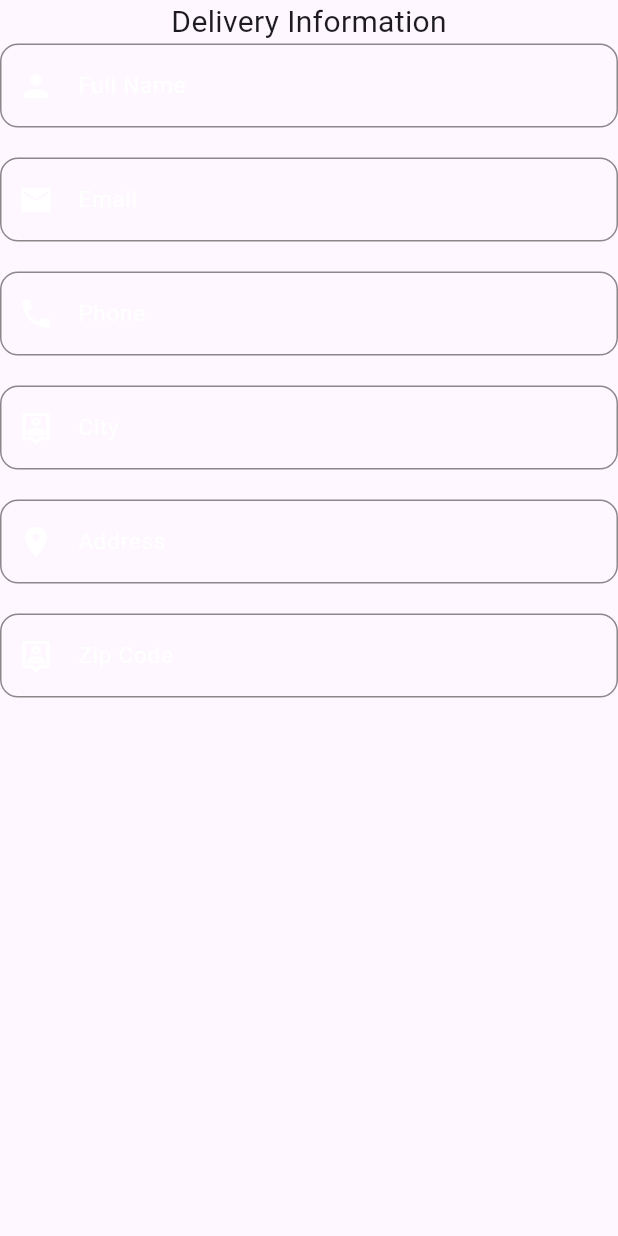
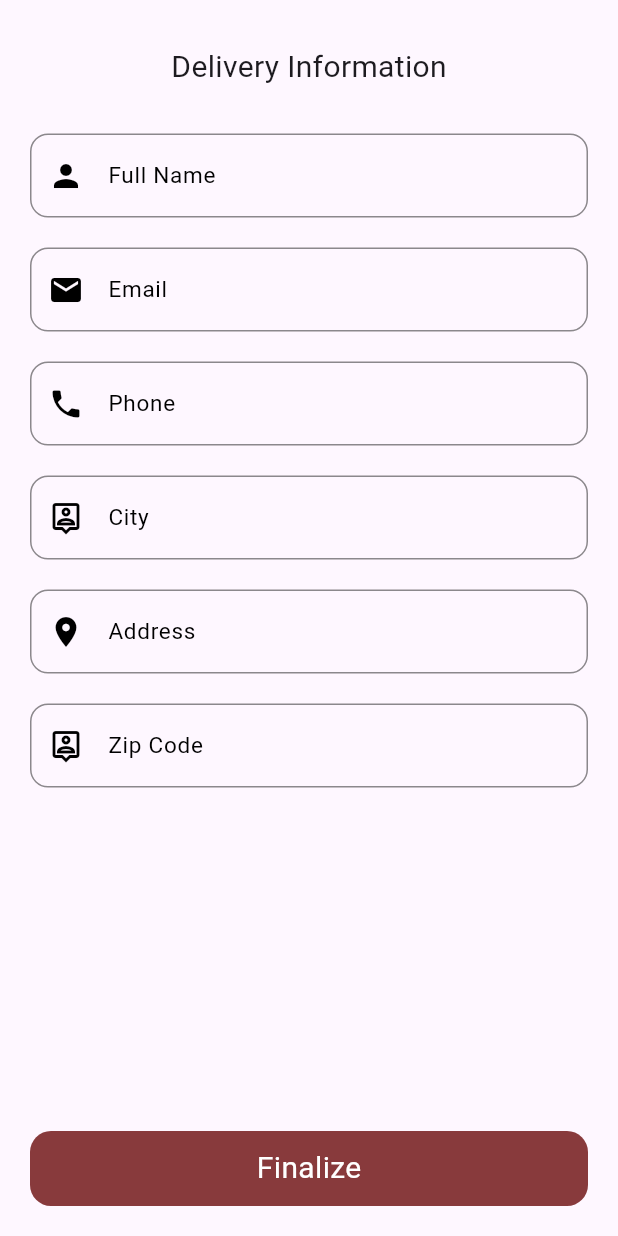
Before and after one commit to BreezyWeezy15/SushiAppFlutter, a Flutter app: the PaymentPage screen opened directly with empty values, on a phone screen of 412 x 824 dp. Run offline on Flutter 3.47's test engine with Material 3 defaults, Android fonts, the phone set to English and light mode, and no system bars; our stand-ins replace cloud_firestore, drift, firebase_auth, firebase_core, flutter_spinkit, fluttertoast and 2 more; missing offline and left inert: flutter_stripe; accounts and stored records are empty; generated files the repository leaves out were written again.

Commit message:
new changes

```diff
--- /dev/null
+++ b/lib/components/delivery_custom_text_field.dart
@@ -0,0 +1,37 @@
+import 'package:flutter/material.dart';
+import 'package:sushi_restaurant/components/fonts.dart';
+
+
+class DeliveryCustomTextField extends StatelessWidget {
+  final String hint;
+  final IconData iconData;
+  final TextEditingController controller;
+  const DeliveryCustomTextField({super.key,required this.hint,
+  required this.iconData,required this.controller});
+
+  @override
+  Widget build(BuildContext context) {
+    return Padding(
+      padding: const EdgeInsets.only(bottom: 20),
+      child: TextField(
+        controller: controller,
+        style: getFont().copyWith(color: Colors.black),
+        decoration: InputDecoration(
+            prefixIcon: Icon(iconData,color: Colors.black,),
+            hintText: hint,
+            hintStyle: getSerifFont().copyWith(fontSize: 15,color: Colors.black),
+            helperStyle: getSerifFont().copyWith(fontSize: 15,color: Colors.black),
+            enabledBorder: OutlineInputBorder(
+                borderRadius: BorderRadius.circular(12),
+                borderSide: const BorderSide(color: Colors.black45)
+            ),
+            focusedBorder: OutlineInputBorder(
+              borderRadius: BorderRadius.circular(12),
+              borderSide: const BorderSide(color: Colors.white54)
+            )
+        ),
+      ),
+    );
+  }
+
+}
--- a/lib/main.dart
+++ b/lib/main.dart
@@ -1,5 +1,6 @@
 import 'package:firebase_core/firebase_core.dart';
 import 'package:flutter/material.dart';
+import 'package:flutter_stripe/flutter_stripe.dart';
 import 'package:get_storage/get_storage.dart';
 import 'package:sushi_restaurant/db/sushi_database.dart';
 import 'package:sushi_restaurant/pages/auth/auth_gate.dart';
@@ -8,6 +9,7 @@ import 'package:sushi_restaurant/pages/intro_page.dart';
 import 'package:sushi_restaurant/services/auth/database_service.dart';
 import 'package:sushi_restaurant/services/auth/firebase_service.dart';
 import 'package:sushi_restaurant/storage/storage_helper.dart';
+import 'package:sushi_restaurant/utils.dart';
 
 SushiDatabase sushiDatabase = SushiDatabase.instance;
 FirebaseService firebaseService = FirebaseService.instance;
@@ -23,6 +25,7 @@ void main() async {
         projectId: 'sushi-6533d')
   );
   await GetStorage.init();
+  Stripe.publishableKey = Utils.publishableKey;
   runApp(const MaterialApp(
     home: MyApp(),
     debugShowCheckedModeBanner: false,
--- a/lib/pages/auth/login_page.dart
+++ b/lib/pages/auth/login_page.dart
@@ -55,6 +55,7 @@ class _LoginPageState extends State<LoginPage> {
         backgroundColor: const Color(backgroundColor),
         body: Padding(
           padding: const EdgeInsets.all(20),
+          child: SingleChildScrollView(
             child: Column(
               mainAxisAlignment: MainAxisAlignment.center,
               children: [
@@ -88,6 +89,7 @@ class _LoginPageState extends State<LoginPage> {
             ),
           ),
         ),
+      ),
     );
   }
 }
--- a/lib/pages/ui/details_page.dart
+++ b/lib/pages/ui/details_page.dart
@@ -50,8 +50,8 @@ class _DetailsPageState extends State<DetailsPage> {
             }
 
             // LOAD DATA
-            final docs = snapshot.data?.data() ?? [];
-            final data = docs as Map<String, dynamic> ?? {};
+            final docs = snapshot.data?.data();
+            Map<String, dynamic> data = docs != null ? docs as Map<String, dynamic> : {};
 
 
             return Stack(
--- a/lib/pages/ui/payment_page.dart
+++ b/lib/pages/ui/payment_page.dart
@@ -1,6 +1,11 @@
 import 'package:flutter/material.dart';
+import 'package:fluttertoast/fluttertoast.dart';
+import 'package:sushi_restaurant/components/colors.dart';
 import 'package:sushi_restaurant/components/custom_text_field.dart';
 import 'package:sushi_restaurant/components/fonts.dart';
+import 'package:sushi_restaurant/payment/stripe_payment_handler.dart';
+
+import '../../components/delivery_custom_text_field.dart';
 
 
 class PaymentPage extends StatefulWidget {
@@ -18,26 +23,82 @@ class _PaymentPageState extends State<PaymentPage> {
   final TextEditingController _city = TextEditingController();
   final TextEditingController _address = TextEditingController();
   final TextEditingController _zipCode = TextEditingController();
+
+  bool areFieldsEmpty() {
+    final controllers = [
+      _fullName,
+      _email,
+      _phone,
+      _city,
+      _address,
+      _zipCode
+    ];
+
+    for (final controller in controllers) {
+      if (controller.text.isEmpty) {
+        return true;
+      }
+    }
+    return false;
+  }
+
   @override
   Widget build(BuildContext context) {
     return SafeArea(
       child: Scaffold(
-        body: Column(
-          children: [
-            Text('Delivery Information',style: getSerifFont().copyWith(fontSize: 20),),
-            CustomTextField(hint: 'Full Name', iconData: Icons.person,
-                controller: _fullName, obsecureText: false),
-            CustomTextField(hint: 'Email', iconData: Icons.email,
-                controller: _email, obsecureText: false),
-            CustomTextField(hint: 'Phone', iconData: Icons.phone,
-                controller: _phone, obsecureText: false),
-            CustomTextField(hint: 'City', iconData: Icons.location_history_outlined,
-                controller: _city, obsecureText: false),
-            CustomTextField(hint: 'Address', iconData: Icons.location_on_sharp,
-                controller: _address, obsecureText: false),
-            CustomTextField(hint: 'Zip Code', iconData: Icons.location_history_outlined,
-                controller: _zipCode, obsecureText: false)
-          ],
+        body: Padding(
+          padding: const EdgeInsets.all(20),
+          child: Stack(
+            children: [
+              Column(
+                children: [
+                  const SizedBox(height: 10,),
+                  Text('Delivery Information',style: getSerifFont().copyWith(fontSize: 20),),
+                  const SizedBox(height: 30,),
+                  DeliveryCustomTextField(hint: 'Full Name', iconData: Icons.person, controller: _fullName),
+                  DeliveryCustomTextField(hint: 'Email', iconData: Icons.email, controller: _email),
+                  DeliveryCustomTextField(hint: 'Phone', iconData: Icons.phone, controller: _phone),
+                  DeliveryCustomTextField(hint: 'City', iconData: Icons.location_history_outlined, controller: _city),
+                  DeliveryCustomTextField(hint: 'Address', iconData: Icons.location_on_sharp, controller: _address),
+                  DeliveryCustomTextField(hint: 'Zip Code', iconData: Icons.location_history_outlined, controller: _zipCode),
+
+                ],
+              ),
+              Positioned(
+                left: 0,
+                right: 0,
+                bottom: 0,
+                child: GestureDetector(
+                  onTap: (){
+                    if(areFieldsEmpty()){
+                      Fluttertoast.showToast(msg: 'Fill out the fields');
+                      return;
+                    }
+
+                    // pay with stripe
+                    StripePaymentHandler.stripeMakePayment(
+                        context,
+                        widget.totalPrice,
+                        _fullName.text,
+                        _email.text,
+                        _phone.text,
+                        _city.text,
+                        _address.text,
+                        _zipCode.text);
+
+                  },
+                  child: Container(
+                    height: 50,
+                    decoration: BoxDecoration(
+                      borderRadius: BorderRadius.circular(14),
+                      color: const Color(backgroundColor)
+                    ),
+                    child: Center(child: Text('Finalize',style: getSerifFont().copyWith(fontSize: 20,color: Colors.white),),),
+                  ),
+                ),
+              )
+            ],
+          ),
         ),
       ),
     );
--- /dev/null
+++ b/lib/utils.dart
@@ -0,0 +1,5 @@
+
+class Utils {
+  static String publishableKey = "pk_test_51IVasBFP6YK87V1sCbMrswWJDG0nl4qdHUBsvzWqbDAKS4UwPTL5MKR1hulV26gQTYgRFPsZqk9zlg0Cw7RCA0Vc00Lzgmtm5n";
+  static String secretKey = "sk_test_51IVasBFP6YK87V1sTrKbMuwQYmPC6ykldO9fbabCoZQ2O7BjpHuleUECnJ5KWr5BpTBRR3Ji77801GUxIUc3Bjbx00RHTmROSZ";
+}
--- a/pubspec.yaml
+++ b/pubspec.yaml
@@ -48,6 +48,7 @@ dependencies:
   path_provider: ^2.0.0
   path: ^1.8.3
   flutter_stripe: ^9.3.0
+  http: ^1.2.1
 
 dev_dependencies:
   flutter_test:
```
Also changed, not shown: lib/pages/intro_page.dart (+41 -26 lines), lib/pages/order_page.dart (added, +19 -0 lines), lib/payment/stripe_payment_handler.dart (added, +83 -0 lines), pubspec.lock, 4 other files. Lines whose indentation alone changed are shown as unchanged.
